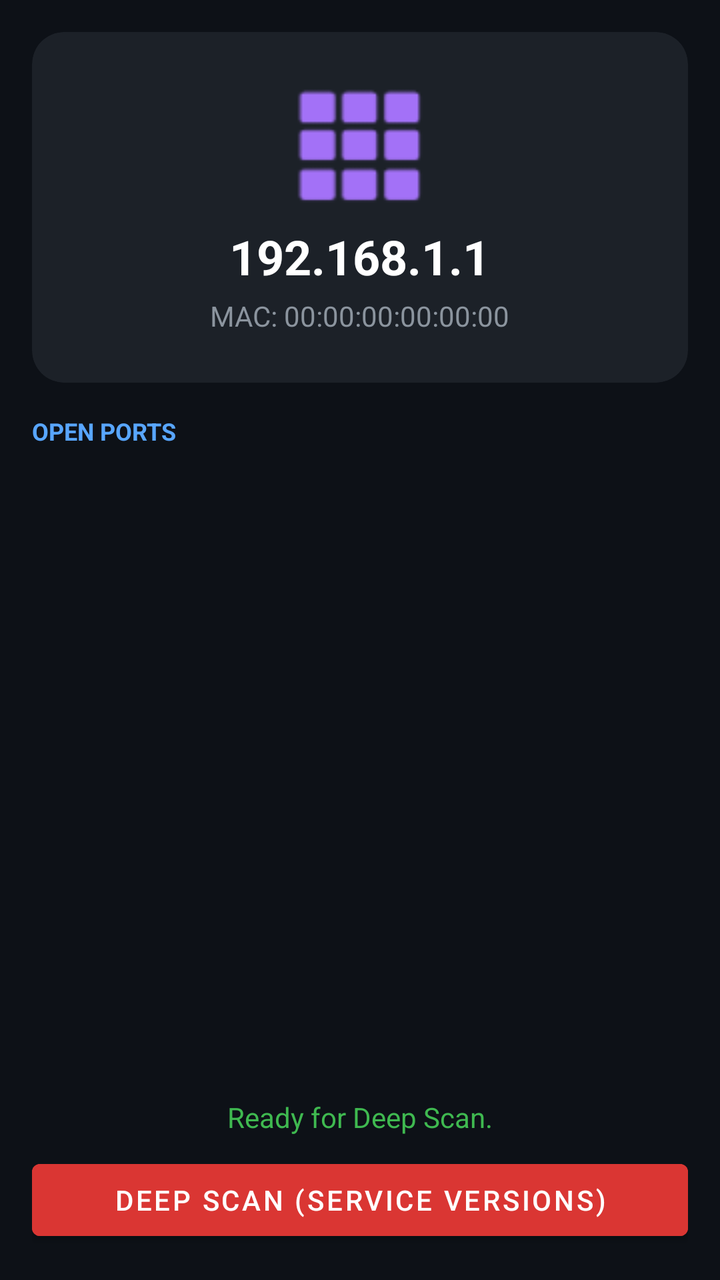
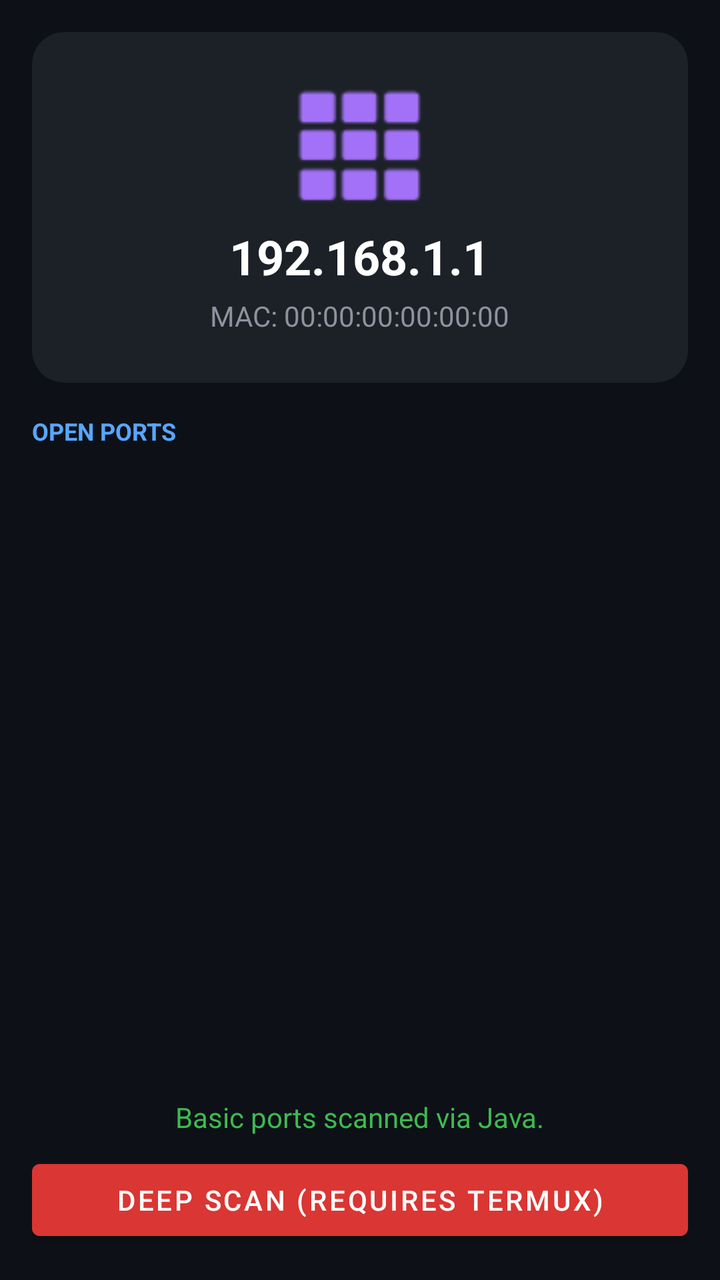

Screens rendered from an Android XML layout before and after an edit, with the pre-edit source and the edit as a unified diff.
<!-- AndroidManifest.xml: application theme AppTheme -->
<!-- res/layout/activity_device_details.xml -->
<?xml version="1.0" encoding="utf-8"?>
<LinearLayout xmlns:android="http://schemas.android.com/apk/res/android" xmlns:app="http://schemas.android.com/apk/res-auto" android:layout_width="match_parent" android:layout_height="match_parent" android:orientation="vertical" android:background="#0D1117" android:padding="16dp">
    <androidx.cardview.widget.CardView android:layout_width="match_parent" android:layout_height="wrap_content" android:layout_marginBottom="16dp" app:cardBackgroundColor="#1C2128" app:cardCornerRadius="16dp" app:cardElevation="0dp">
        <LinearLayout android:layout_width="match_parent" android:layout_height="wrap_content" android:orientation="vertical" android:padding="24dp" android:gravity="center">
            <ImageView android:layout_width="64dp" android:layout_height="64dp" android:src="@android:drawable/ic_dialog_dialer" android:tint="#A371F7"/>
            <TextView android:id="@+id/tvDetailsIp" android:layout_width="wrap_content" android:layout_height="wrap_content" android:text="192.168.1.1" android:textColor="#FFFFFF" android:textSize="24sp" android:textStyle="bold" android:layout_marginTop="8dp"/>
            <TextView android:id="@+id/tvDetailsMac" android:layout_width="wrap_content" android:layout_height="wrap_content" android:text="MAC: 00:00:00:00:00:00" android:textColor="#8B949E" android:textSize="14sp" android:layout_marginTop="4dp"/>
        </LinearLayout>
    </androidx.cardview.widget.CardView>
    <TextView android:layout_width="match_parent" android:layout_height="wrap_content" android:text="OPEN PORTS" android:textColor="#58A6FF" android:textSize="12sp" android:textStyle="bold" android:layout_marginBottom="8dp"/>
    <androidx.recyclerview.widget.RecyclerView android:id="@+id/recyclerPorts" android:layout_width="match_parent" android:layout_height="0dp" android:layout_weight="1"/>
    <TextView android:id="@+id/tvStatus" android:layout_width="wrap_content" android:layout_height="wrap_content" android:text="Ready for Deep Scan." android:textColor="#3FB950" android:layout_gravity="center_horizontal" android:layout_marginTop="8dp"/>
    <Button android:id="@+id/btnDeepScan" android:layout_width="match_parent" android:layout_height="wrap_content" android:text="Deep Scan (Service Versions)" android:textColor="#FFFFFF" android:backgroundTint="#DA3633" android:layout_marginTop="8dp"/>
</LinearLayout>
<!-- resources referenced by this layout -->
<resources>
  <style name="AppTheme" parent="Theme.MaterialComponents.NoActionBar"><item name="android:windowBackground">#0D1117</item><item name="android:statusBarColor">#161B22</item><item name="colorPrimary">#58A6FF</item></style>
</resources>

<!-- the commit's change to res/layout/activity_device_details.xml (unified diff, before → after) -->
@@ -9,6 +9,6 @@
     </androidx.cardview.widget.CardView>
     <TextView android:layout_width="match_parent" android:layout_height="wrap_content" android:text="OPEN PORTS" android:textColor="#58A6FF" android:textSize="12sp" android:textStyle="bold" android:layout_marginBottom="8dp"/>
     <androidx.recyclerview.widget.RecyclerView android:id="@+id/recyclerPorts" android:layout_width="match_parent" android:layout_height="0dp" android:layout_weight="1"/>
-    <TextView android:id="@+id/tvStatus" android:layout_width="wrap_content" android:layout_height="wrap_content" android:text="Ready for Deep Scan." android:textColor="#3FB950" android:layout_gravity="center_horizontal" android:layout_marginTop="8dp"/>
-    <Button android:id="@+id/btnDeepScan" android:layout_width="match_parent" android:layout_height="wrap_content" android:text="Deep Scan (Service Versions)" android:textColor="#FFFFFF" android:backgroundTint="#DA3633" android:layout_marginTop="8dp"/>
+    <TextView android:id="@+id/tvStatus" android:layout_width="wrap_content" android:layout_height="wrap_content" android:text="Basic ports scanned via Java." android:textColor="#3FB950" android:layout_gravity="center_horizontal" android:layout_marginTop="8dp"/>
+    <Button android:id="@+id/btnDeepScan" android:layout_width="match_parent" android:layout_height="wrap_content" android:text="Deep Scan (Requires Termux)" android:textColor="#FFFFFF" android:backgroundTint="#DA3633" android:layout_marginTop="8dp"/>
 </LinearLayout>
